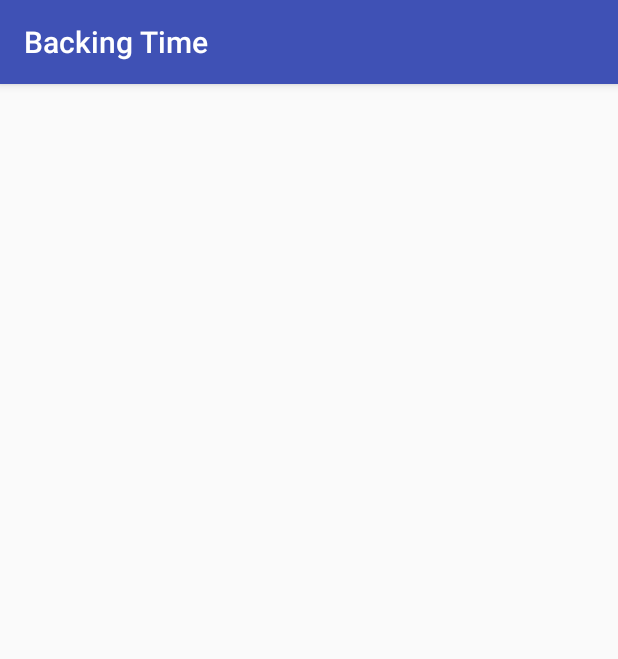
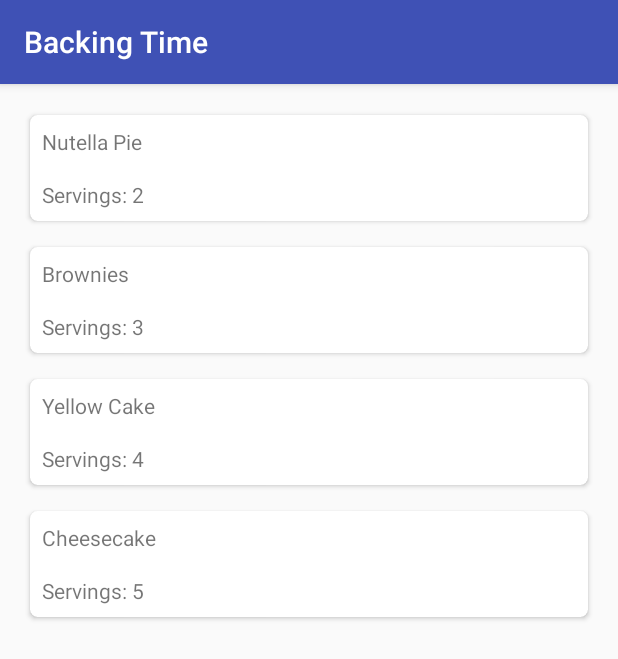
Before and after one commit to todaduc/BakingApp, an Android app: the screen it shows after launch (MainActivity), on a phone screen of 412 x 824 dp. Shown: the top 659 px of the screen. Run offline under Robolectric (Android 15) with nearby library versions, the phone set to English and light mode, and no system bars; our stand-ins replace ButterKnife; libraries missing offline, so code that uses them is left out: android.support.test; 1 statement that could not run was skipped.

Commit message:
added recipe list to widget configuration

```diff
--- a/app/build.gradle
+++ b/app/build.gradle
@@ -2,7 +2,7 @@ apply plugin: 'com.android.application'
 
 android {
     compileSdkVersion 25
-    buildToolsVersion "25.0.2"
+    buildToolsVersion '26.0.2'
     defaultConfig {
         applicationId "com.todaduc.bakingapp"
         minSdkVersion 16
--- a/app/src/main/java/com/todaduc/bakingapp/tasks/RecipeTask.java
+++ b/app/src/main/java/com/todaduc/bakingapp/tasks/RecipeTask.java
@@ -1,5 +1,6 @@
 package com.todaduc.bakingapp.tasks;
 
+import android.app.Activity;
 import android.content.Context;
 import android.net.ConnectivityManager;
 import android.net.NetworkInfo;
@@ -8,6 +9,8 @@ import android.support.v7.app.AppCompatActivity;
 import android.util.Log;
 
 import com.todaduc.bakingapp.R;
+import com.todaduc.bakingapp.entities.BakingStep;
+import com.todaduc.bakingapp.entities.Ingredient;
 import com.todaduc.bakingapp.entities.Recipe;
 import com.todaduc.bakingapp.ui.adapters.RecipeListAdapter;
 import com.todaduc.bakingapp.utilities.JsonUtils;
@@ -26,11 +29,11 @@ import java.util.List;
 
 public class RecipeTask extends AsyncTask<Void, Void, List<Recipe>>{
 
-    private final AppCompatActivity appCompatActivity;
+    private final Activity appCompatActivity;
     private RecipeListAdapter recipeListAdapter;
     private List<Recipe> recipes;
 
-    public RecipeTask(AppCompatActivity appCompatActivity, RecipeListAdapter recipeListAdapter) {
+    public RecipeTask(Activity appCompatActivity, RecipeListAdapter recipeListAdapter) {
         this.appCompatActivity = appCompatActivity;
         this.recipeListAdapter = recipeListAdapter;
 
@@ -51,7 +54,7 @@ public class RecipeTask extends AsyncTask<Void, Void, List<Recipe>>{
 
     @Override
     protected List<Recipe> doInBackground(Void... params) {
-        try {
+       /* try {
 
             URL url = NetworkUtils.buildSimpleUrl(appCompatActivity.getBaseContext().getString(R.string.webservice_Request_Url));
             String queryResult =NetworkUtils.getResponseFromHttpUrl(url);
@@ -62,7 +65,7 @@ public class RecipeTask extends AsyncTask<Void, Void, List<Recipe>>{
 
            e.printStackTrace();
         }
-
+        */
         return recipes;
     }
 
@@ -83,4 +86,29 @@ public class RecipeTask extends AsyncTask<Void, Void, List<Recipe>>{
     public List<Recipe> getRecipes(){
         return recipes;
     }
+
+    List< Ingredient > ingredientList;
+    List< BakingStep > backingSteps;
+    {
+        ingredientList = new ArrayList<>();
+        backingSteps = new ArrayList<>();
+        recipes = new ArrayList<>();
+
+        ingredientList.add(new Ingredient("2", "Cup", "Graham Cracker crumbs"));
+        ingredientList.add(new Ingredient("2", "Cup", "Graham Cracker crumbs"));
+        ingredientList.add(new Ingredient("2", "Cup", "Graham Cracker crumbs"));
+
+
+        backingSteps.add(new BakingStep(0,"Recipe Introduction" ,"Recipe Introduction",
+                "https://d17h27t6h515a5.cloudfront.net/topher/2017/April/58ffd974_-intro-creampie/-intro-creampie.mp4", ""));
+        backingSteps.add(new BakingStep(0,"Recipe Introduction" ,"Recipe Introduction",
+                "https://d17h27t6h515a5.cloudfront.net/topher/2017/April/58ffd974_-intro-creampie/-intro-creampie.mp4", ""));
+        backingSteps.add(new BakingStep(0,"Recipe Introduction" ,"Recipe Introduction",
+                "https://d17h27t6h515a5.cloudfront.net/topher/2017/April/58ffd974_-intro-creampie/-intro-creampie.mp4", ""));
+
+        recipes.add(new Recipe(1, "Nutella Pie", 2, "", ingredientList, backingSteps));
+        recipes.add(new Recipe(2, "Brownies", 3, "", ingredientList, backingSteps) );
+        recipes.add(new Recipe(3, "Yellow Cake", 4, "", ingredientList, backingSteps) );
+        recipes.add(new Recipe(4, "Cheesecake", 5, "",  ingredientList, backingSteps) );
+    }
 }
--- a/app/src/main/java/com/todaduc/bakingapp/ui/activities/MainActivity.java
+++ b/app/src/main/java/com/todaduc/bakingapp/ui/activities/MainActivity.java
@@ -53,14 +53,14 @@ public class MainActivity extends AppCompatActivity implements RecipeListAdapter
         setTitle(R.string.activity_label);
 
         getIdlingResource();
-
+        recipeListAdapter = new RecipeListAdapter(this, new ArrayList<Recipe>(), onRecipeClick);
+        RecipeRequestDelayer.processMessage(new RecipeTask(this, recipeListAdapter),this, simpleIdlingResource);
     }
 
     @Override
     protected void onStart() {
         super.onStart();
-        recipeListAdapter = new RecipeListAdapter(this, new ArrayList<Recipe>(), onRecipeClick);
-        RecipeRequestDelayer.processMessage(new RecipeTask(this, recipeListAdapter),this, simpleIdlingResource);
+
     }
 
 
```
Also changed, not shown: app/src/main/java/com/todaduc/bakingapp/ui/activities/WidgetConfigurationActivity.java (+29 -13 lines), app/src/main/res/layout/activity_widget_configuration.xml (+21 -11 lines).
